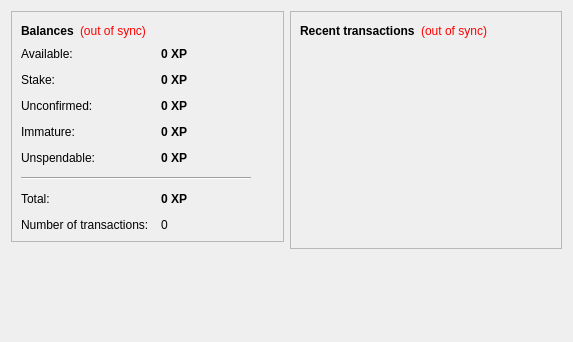
Above: src/qt/forms/overviewpage.ui from eXperiencePoints/XPCoin before the change. Below: the same form after it.
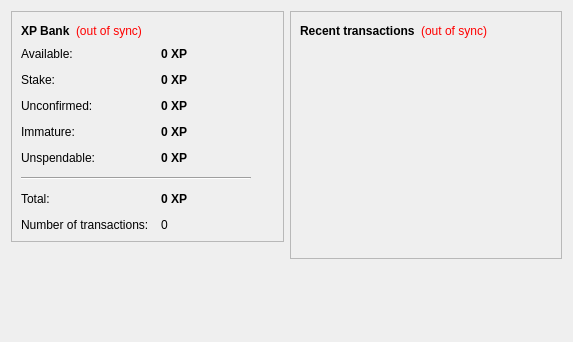
That is the form after the change. Icons and pictures are not drawn.

```diff
--- a/src/qt/forms/overviewpage.ui
+++ b/src/qt/forms/overviewpage.ui
@@ -36,7 +36,7 @@
              </font>
             </property>
             <property name="text">
-             <string>Balances</string>
+             <string>XP Bank</string>
             </property>
            </widget>
           </item>
@@ -343,6 +343,9 @@
     <layout class="QVBoxLayout" name="verticalLayout_3">
      <item>
       <widget class="QFrame" name="frame_2">
+       <property name="styleSheet">
+        <string notr="true">#frame_2 { border-image: url(:/images/tx_back); padding-bottom: 10px; }</string>
+       </property>
        <property name="frameShape">
         <enum>QFrame::StyledPanel</enum>
        </property>
```
